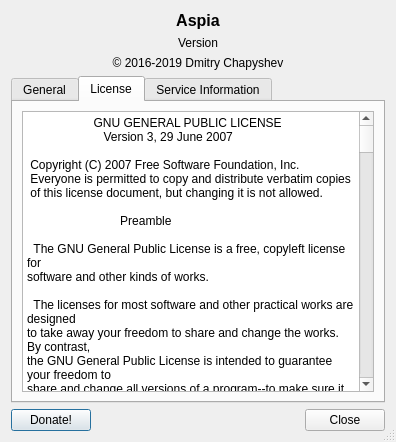
Above: source/common/ui/about_dialog.ui from dchapyshev/aspia before the change. Below: the same form after it.
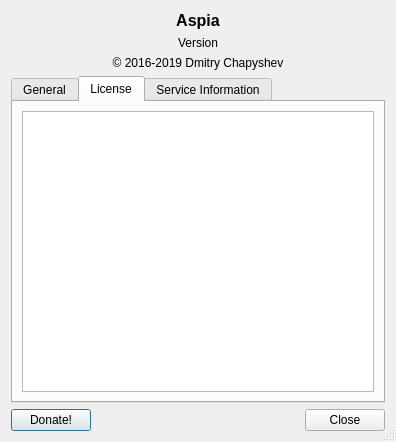
That is the form after the change. The open tabs and pages were chosen to show the change. Icons and pictures are not drawn.

Commit message: - License text moved to compressed resources.

```diff
--- a/source/common/ui/about_dialog.ui
+++ b/source/common/ui/about_dialog.ui
@@ -97,681 +97,7 @@
           <bool>true</bool>
          </property>
          <property name="plainText">
-          <string notr="true">                    GNU GENERAL PUBLIC LICENSE
-                       Version 3, 29 June 2007
-
- Copyright (C) 2007 Free Software Foundation, Inc. &lt;http://fsf.org/&gt;
- Everyone is permitted to copy and distribute verbatim copies
- of this license document, but changing it is not allowed.
-
-                            Preamble
-
-  The GNU General Public License is a free, copyleft license for
-software and other kinds of works.
-
-  The licenses for most software and other practical works are designed
-to take away your freedom to share and change the works.  By contrast,
-the GNU General Public License is intended to guarantee your freedom to
-share and change all versions of a program--to make sure it remains free
-software for all its users.  We, the Free Software Foundation, use the
-GNU General Public License for most of our software; it applies also to
-any other work released this way by its authors.  You can apply it to
-your programs, too.
-
-  When we speak of free software, we are referring to freedom, not
-price.  Our General Public Licenses are designed to make sure that you
-have the freedom to distribute copies of free software (and charge for
-them if you wish), that you receive source code or can get it if you
-want it, that you can change the software or use pieces of it in new
-free programs, and that you know you can do these things.
-
-  To protect your rights, we need to prevent others from denying you
-these rights or asking you to surrender the rights.  Therefore, you have
-certain responsibilities if you distribute copies of the software, or if
-you modify it: responsibilities to respect the freedom of others.
-
-  For example, if you distribute copies of such a program, whether
-gratis or for a fee, you must pass on to the recipients the same
-freedoms that you received.  You must make sure that they, too, receive
-or can get the source code.  And you must show them these terms so they
-know their rights.
-
-  Developers that use the GNU GPL protect your rights with two steps:
-(1) assert copyright on the software, and (2) offer you this License
-giving you legal permission to copy, distribute and/or modify it.
-
-  For the developers' and authors' protection, the GPL clearly explains
-that there is no warranty for this free software.  For both users' and
-authors' sake, the GPL requires that modified versions be marked as
-changed, so that their problems will not be attributed erroneously to
-authors of previous versions.
-
-  Some devices are designed to deny users access to install or run
-modified versions of the software inside them, although the manufacturer
-can do so.  This is fundamentally incompatible with the aim of
-protecting users' freedom to change the software.  The systematic
-pattern of such abuse occurs in the area of products for individuals to
-use, which is precisely where it is most unacceptable.  Therefore, we
-have designed this version of the GPL to prohibit the practice for those
-products.  If such problems arise substantially in other domains, we
-stand ready to extend this provision to those domains in future versions
-of the GPL, as needed to protect the freedom of users.
-
-  Finally, every program is threatened constantly by software patents.
-States should not allow patents to restrict development and use of
-software on general-purpose computers, but in those that do, we wish to
-avoid the special danger that patents applied to a free program could
-make it effectively proprietary.  To prevent this, the GPL assures that
-patents cannot be used to render the program non-free.
-
-  The precise terms and conditions for copying, distribution and
-modification follow.
-
-                       TERMS AND CONDITIONS
-
-  0. Definitions.
-
-  &quot;This License&quot; refers to version 3 of the GNU General Public License.
-
-  &quot;Copyright&quot; also means copyright-like laws that apply to other kinds of
-works, such as semiconductor masks.
-
-  &quot;The Program&quot; refers to any copyrightable work licensed under this
-License.  Each licensee is addressed as &quot;you&quot;.  &quot;Licensees&quot; and
-&quot;recipients&quot; may be individuals or organizations.
-
-  To &quot;modify&quot; a work means to copy from or adapt all or part of the work
-in a fashion requiring copyright permission, other than the making of an
-exact copy.  The resulting work is called a &quot;modified version&quot; of the
-earlier work or a work &quot;based on&quot; the earlier work.
-
-  A &quot;covered work&quot; means either the unmodified Program or a work based
-on the Program.
-
-  To &quot;propagate&quot; a work means to do anything with it that, without
-permission, would make you directly or secondarily liable for
-infringement under applicable copyright law, except executing it on a
-computer or modifying a private copy.  Propagation includes copying,
-distribution (with or without modification), making available to the
-public, and in some countries other activities as well.
-
-  To &quot;convey&quot; a work means any kind of propagation that enables other
-parties to make or receive copies.  Mere interaction with a user through
-a computer network, with no transfer of a copy, is not conveying.
-
-  An interactive user interface displays &quot;Appropriate Legal Notices&quot;
-to the extent that it includes a convenient and prominently visible
-feature that (1) displays an appropriate copyright notice, and (2)
-tells the user that there is no warranty for the work (except to the
-extent that warranties are provided), that licensees may convey the
-work under this License, and how to view a copy of this License.  If
-the interface presents a list of user commands or options, such as a
-menu, a prominent item in the list meets this criterion.
-
-  1. Source Code.
-
-  The &quot;source code&quot; for a work means the preferred form of the work
-for making modifications to it.  &quot;Object code&quot; means any non-source
-form of a work.
-
-  A &quot;Standard Interface&quot; means an interface that either is an official
-standard defined by a recognized standards body, or, in the case of
-interfaces specified for a particular programming language, one that
-is widely used among developers working in that language.
-
-  The &quot;System Libraries&quot; of an executable work include anything, other
-than the work as a whole, that (a) is included in the normal form of
-packaging a Major Component, but which is not part of that Major
-Component, and (b) serves only to enable use of the work with that
-Major Component, or to implement a Standard Interface for which an
-implementation is available to the public in source code form.  A
-&quot;Major Component&quot;, in this context, means a major essential component
-(kernel, window system, and so on) of the specific operating system
-(if any) on which the executable work runs, or a compiler used to
-produce the work, or an object code interpreter used to run it.
-
-  The &quot;Corresponding Source&quot; for a work in object code form means all
-the source code needed to generate, install, and (for an executable
-work) run the object code and to modify the work, including scripts to
-control those activities.  However, it does not include the work's
-System Libraries, or general-purpose tools or generally available free
-programs which are used unmodified in performing those activities but
-which are not part of the work.  For example, Corresponding Source
-includes interface definition files associated with source files for
-the work, and the source code for shared libraries and dynamically
-linked subprograms that the work is specifically designed to require,
-such as by intimate data communication or control flow between those
-subprograms and other parts of the work.
-
-  The Corresponding Source need not include anything that users
-can regenerate automatically from other parts of the Corresponding
-Source.
-
-  The Corresponding Source for a work in source code form is that
-same work.
-
-  2. Basic Permissions.
-
-  All rights granted under this License are granted for the term of
-copyright on the Program, and are irrevocable provided the stated
-conditions are met.  This License explicitly affirms your unlimited
-permission to run the unmodified Program.  The output from running a
-covered work is covered by this License only if the output, given its
-content, constitutes a covered work.  This License acknowledges your
-rights of fair use or other equivalent, as provided by copyright law.
-
-  You may make, run and propagate covered works that you do not
-convey, without conditions so long as your license otherwise remains
-in force.  You may convey covered works to others for the sole purpose
-of having them make modifications exclusively for you, or provide you
-with facilities for running those works, provided that you comply with
-the terms of this License in conveying all material for which you do
-not control copyright.  Those thus making or running the covered works
-for you must do so exclusively on your behalf, under your direction
-and control, on terms that prohibit them from making any copies of
-your copyrighted material outside their relationship with you.
-
-  Conveying under any other circumstances is permitted solely under
-the conditions stated below.  Sublicensing is not allowed; section 10
-makes it unnecessary.
-
-  3. Protecting Users' Legal Rights From Anti-Circumvention Law.
-
-  No covered work shall be deemed part of an effective technological
-measure under any applicable law fulfilling obligations under article
-11 of the WIPO copyright treaty adopted on 20 December 1996, or
-similar laws prohibiting or restricting circumvention of such
-measures.
-
-  When you convey a covered work, you waive any legal power to forbid
-circumvention of technological measures to the extent such circumvention
-is effected by exercising rights under this License with respect to
-the covered work, and you disclaim any intention to limit operation or
-modification of the work as a means of enforcing, against the work's
-users, your or third parties' legal rights to forbid circumvention of
-technological measures.
-
-  4. Conveying Verbatim Copies.
-
-  You may convey verbatim copies of the Program's source code as you
-receive it, in any medium, provided that you conspicuously and
-appropriately publish on each copy an appropriate copyright notice;
-keep intact all notices stating that this License and any
-non-permissive terms added in accord with section 7 apply to the code;
-keep intact all notices of the absence of any warranty; and give all
-recipients a copy of this License along with the Program.
-
-  You may charge any price or no price for each copy that you convey,
-and you may offer support or warranty protection for a fee.
-
-  5. Conveying Modified Source Versions.
-
-  You may convey a work based on the Program, or the modifications to
-produce it from the Program, in the form of source code under the
-terms of section 4, provided that you also meet all of these conditions:
-
-    a) The work must carry prominent notices stating that you modified
-    it, and giving a relevant date.
-
-    b) The work must carry prominent notices stating that it is
-    released under this License and any conditions added under section
-    7.  This requirement modifies the requirement in section 4 to
-    &quot;keep intact all notices&quot;.
-
-    c) You must license the entire work, as a whole, under this
-    License to anyone who comes into possession of a copy.  This
-    License will therefore apply, along with any applicable section 7
-    additional terms, to the whole of the work, and all its parts,
-    regardless of how they are packaged.  This License gives no
-    permission to license the work in any other way, but it does not
-    invalidate such permission if you have separately received it.
-
-    d) If the work has interactive user interfaces, each must display
-    Appropriate Legal Notices; however, if the Program has interactive
-    interfaces that do not display Appropriate Legal Notices, your
-    work need not make them do so.
-
-  A compilation of a covered work with other separate and independent
-works, which are not by their nature extensions of the covered work,
-and which are not combined with it such as to form a larger program,
-in or on a volume of a storage or distribution medium, is called an
-&quot;aggregate&quot; if the compilation and its resulting copyright are not
-used to limit the access or legal rights of the compilation's users
-beyond what the individual works permit.  Inclusion of a covered work
-in an aggregate does not cause this License to apply to the other
-parts of the aggregate.
-
-  6. Conveying Non-Source Forms.
-
-  You may convey a covered work in object code form under the terms
-of sections 4 and 5, provided that you also convey the
-machine-readable Corresponding Source under the terms of this License,
-in one of these ways:
-
-    a) Convey the object code in, or embodied in, a physical product
-    (including a physical distribution medium), accompanied by the
-    Corresponding Source fixed on a durable physical medium
-    customarily used for software interchange.
-
-    b) Convey the object code in, or embodied in, a physical product
-    (including a physical distribution medium), accompanied by a
-    written offer, valid for at least three years and valid for as
-    long as you offer spare parts or customer support for that product
-    model, to give anyone who possesses the object code either (1) a
-    copy of the Corresponding Source for all the software in the
-    product that is covered by this License, on a durable physical
-    medium customarily used for software interchange, for a price no
-    more than your reasonable cost of physically performing this
-    conveying of source, or (2) access to copy the
-    Corresponding Source from a network server at no charge.
-
-    c) Convey individual copies of the object code with a copy of the
-    written offer to provide the Corresponding Source.  This
-    alternative is allowed only occasionally and noncommercially, and
-    only if you received the object code with such an offer, in accord
-    with subsection 6b.
-
-    d) Convey the object code by offering access from a designated
-    place (gratis or for a charge), and offer equivalent access to the
-    Corresponding Source in the same way through the same place at no
-    further charge.  You need not require recipients to copy the
-    Corresponding Source along with the object code.  If the place to
-    copy the object code is a network server, the Corresponding Source
-    may be on a different server (operated by you or a third party)
-    that supports equivalent copying facilities, provided you maintain
-    clear directions next to the object code saying where to find the
-    Corresponding Source.  Regardless of what server hosts the
-    Corresponding Source, you remain obligated to ensure that it is
-    available for as long as needed to satisfy these requirements.
-
-    e) Convey the object code using peer-to-peer transmission, provided
-    you inform other peers where the object code and Corresponding
-    Source of the work are being offered to the general public at no
-    charge under subsection 6d.
-
-  A separable portion of the object code, whose source code is excluded
-from the Corresponding Source as a System Library, need not be
-included in conveying the object code work.
-
-  A &quot;User Product&quot; is either (1) a &quot;consumer product&quot;, which means any
-tangible personal property which is normally used for personal, family,
-or household purposes, or (2) anything designed or sold for incorporation
-into a dwelling.  In determining whether a product is a consumer product,
-doubtful cases shall be resolved in favor of coverage.  For a particular
-product received by a particular user, &quot;normally used&quot; refers to a
-typical or common use of that class of product, regardless of the status
-of the particular user or of the way in which the particular user
-actually uses, or expects or is expected to use, the product.  A product
-is a consumer product regardless of whether the product has substantial
-commercial, industrial or non-consumer uses, unless such uses represent
-the only significant mode of use of the product.
-
-  &quot;Installation Information&quot; for a User Product means any methods,
-procedures, authorization keys, or other information required to install
-and execute modified versions of a covered work in that User Product from
-a modified version of its Corresponding Source.  The information must
-suffice to ensure that the continued functioning of the modified object
-code is in no case prevented or interfered with solely because
-modification has been made.
-
-  If you convey an object code work under this section in, or with, or
-specifically for use in, a User Product, and the conveying occurs as
-part of a transaction in which the right of possession and use of the
-User Product is transferred to the recipient in perpetuity or for a
-fixed term (regardless of how the transaction is characterized), the
-Corresponding Source conveyed under this section must be accompanied
-by the Installation Information.  But this requirement does not apply
-if neither you nor any third party retains the ability to install
-modified object code on the User Product (for example, the work has
-been installed in ROM).
-
-  The requirement to provide Installation Information does not include a
-requirement to continue to provide support service, warranty, or updates
-for a work that has been modified or installed by the recipient, or for
-the User Product in which it has been modified or installed.  Access to a
-network may be denied when the modification itself materially and
-adversely affects the operation of the network or violates the rules and
-protocols for communication across the network.
-
-  Corresponding Source conveyed, and Installation Information provided,
-in accord with this section must be in a format that is publicly
-documented (and with an implementation available to the public in
-source code form), and must require no special password or key for
-unpacking, reading or copying.
-
-  7. Additional Terms.
-
-  &quot;Additional permissions&quot; are terms that supplement the terms of this
-License by making exceptions from one or more of its conditions.
-Additional permissions that are applicable to the entire Program shall
-be treated as though they were included in this License, to the extent
-that they are valid under applicable law.  If additional permissions
-apply only to part of the Program, that part may be used separately
-under those permissions, but the entire Program remains governed by
-this License without regard to the additional permissions.
-
-  When you convey a copy of a covered work, you may at your option
-remove any additional permissions from that copy, or from any part of
-it.  (Additional permissions may be written to require their own
-removal in certain cases when you modify the work.)  You may place
-additional permissions on material, added by you to a covered work,
-for which you have or can give appropriate copyright permission.
-
-  Notwithstanding any other provision of this License, for material you
-add to a covered work, you may (if authorized by the copyright holders of
-that material) supplement the terms of this License with terms:
-
-    a) Disclaiming warranty or limiting liability differently from the
-    terms of sections 15 and 16 of this License; or
-
-    b) Requiring preservation of specified reasonable legal notices or
-    author attributions in that material or in the Appropriate Legal
-    Notices displayed by works containing it; or
-
-    c) Prohibiting misrepresentation of the origin of that material, or
-    requiring that modified versions of such material be marked in
-    reasonable ways as different from the original version; or
-
-    d) Limiting the use for publicity purposes of names of licensors or
-    authors of the material; or
-
-    e) Declining to grant rights under trademark law for use of some
-    trade names, trademarks, or service marks; or
-
-    f) Requiring indemnification of licensors and authors of that
-    material by anyone who conveys the material (or modified versions of
-    it) with contractual assumptions of liability to the recipient, for
-    any liability that these contractual assumptions directly impose on
-    those licensors and authors.
-
-  All other non-permissive additional terms are considered &quot;further
-restrictions&quot; within the meaning of section 10.  If the Program as you
-received it, or any part of it, contains a notice stating that it is
-governed by this License along with a term that is a further
-restriction, you may remove that term.  If a license document contains
-a further restriction but permits relicensing or conveying under this
-License, you may add to a covered work material governed by the terms
-of that license document, provided that the further restriction does
-not survive such relicensing or conveying.
-
-  If you add terms to a covered work in accord with this section, you
-must place, in the relevant source files, a statement of the
-additional terms that apply to those files, or a notice indicating
-where to find the applicable terms.
-
-  Additional terms, permissive or non-permissive, may be stated in the
-form of a separately written license, or stated as exceptions;
-the above requirements apply either way.
-
-  8. Termination.
-
-  You may not propagate or modify a covered work except as expressly
-provided under this License.  Any attempt otherwise to propagate or
-modify it is void, and will automatically terminate your rights under
-this License (including any patent licenses granted under the third
-paragraph of section 11).
-
-  However, if you cease all violation of this License, then your
-license from a particular copyright holder is reinstated (a)
-provisionally, unless and until the copyright holder explicitly and
-finally terminates your license, and (b) permanently, if the copyright
-holder fails to notify you of the violation by some reasonable means
-prior to 60 days after the cessation.
-
-  Moreover, your license from a particular copyright holder is
-reinstated permanently if the copyright holder notifies you of the
-violation by some reasonable means, this is the first time you have
-received notice of violation of this License (for any work) from that
-copyright holder, and you cure the violation prior to 30 days after
-your receipt of the notice.
-
-  Termination of your rights under this section does not terminate the
-licenses of parties who have received copies or rights from you under
-this License.  If your rights have been terminated and not permanently
-reinstated, you do not qualify to receive new licenses for the same
-material under section 10.
-
-  9. Acceptance Not Required for Having Copies.
-
-  You are not required to accept this License in order to receive or
-run a copy of the Program.  Ancillary propagation of a covered work
-occurring solely as a consequence of using peer-to-peer transmission
-to receive a copy likewise does not require acceptance.  However,
-nothing other than this License grants you permission to propagate or
-modify any covered work.  These actions infringe copyright if you do
-not accept this License.  Therefore, by modifying or propagating a
-covered work, you indicate your acceptance of this License to do so.
-
-  10. Automatic Licensing of Downstream Recipients.
-
-  Each time you convey a covered work, the recipient automatically
-receives a license from the original licensors, to run, modify and
-propagate that work, subject to this License.  You are not responsible
-for enforcing compliance by third parties with this License.
-
-  An &quot;entity transaction&quot; is a transaction transferring control of an
-organization, or substantially all assets of one, or subdividing an
-organization, or merging organizations.  If propagation of a covered
-work results from an entity transaction, each party to that
-transaction who receives a copy of the work also receives whatever
-licenses to the work the party's predecessor in interest had or could
-give under the previous paragraph, plus a right to possession of the
-Corresponding Source of the work from the predecessor in interest, if
-the predecessor has it or can get it with reasonable efforts.
-
-  You may not impose any further restrictions on the exercise of the
-rights granted or affirmed under this License.  For example, you may
-not impose a license fee, royalty, or other charge for exercise of
-rights granted under this License, and you may not initiate litigation
-(including a cross-claim or counterclaim in a lawsuit) alleging that
-any patent claim is infringed by making, using, selling, offering for
-sale, or importing the Program or any portion of it.
-
-  11. Patents.
-
-  A &quot;contributor&quot; is a copyright holder who authorizes use under this
-License of the Program or a work on which the Program is based.  The
-work thus licensed is called the contributor's &quot;contributor version&quot;.
-
-  A contributor's &quot;essential patent claims&quot; are all patent claims
-owned or controlled by the contributor, whether already acquired or
-hereafter acquired, that would be infringed by some manner, permitted
-by this License, of making, using, or selling its contributor version,
-but do not include claims that would be infringed only as a
-consequence of further modification of the contributor version.  For
-purposes of this definition, &quot;control&quot; includes the right to grant
-patent sublicenses in a manner consistent with the requirements of
-this License.
-
-  Each contributor grants you a non-exclusive, worldwide, royalty-free
-patent license under the contributor's essential patent claims, to
-make, use, sell, offer for sale, import and otherwise run, modify and
-propagate the contents of its contributor version.
-
-  In the following three paragraphs, a &quot;patent license&quot; is any express
-agreement or commitment, however denominated, not to enforce a patent
-(such as an express permission to practice a patent or covenant not to
-sue for patent infringement).  To &quot;grant&quot; such a patent license to a
-party means to make such an agreement or commitment not to enforce a
-patent against the party.
-
-  If you convey a covered work, knowingly relying on a patent license,
-and the Corresponding Source of the work is not available for anyone
-to copy, free of charge and under the terms of this License, through a
-publicly available network server or other readily accessible means,
-then you must either (1) cause the Corresponding Source to be so
-available, or (2) arrange to deprive yourself of the benefit of the
-patent license for this particular work, or (3) arrange, in a manner
-consistent with the requirements of this License, to extend the patent
-license to downstream recipients.  &quot;Knowingly relying&quot; means you have
-actual knowledge that, but for the patent license, your conveying the
-covered work in a country, or your recipient's use of the covered work
-in a country, would infringe one or more identifiable patents in that
-country that you have reason to believe are valid.
-
-  If, pursuant to or in connection with a single transaction or
-arrangement, you convey, or propagate by procuring conveyance of, a
-covered work, and grant a patent license to some of the parties
-receiving the covered work authorizing them to use, propagate, modify
-or convey a specific copy of the covered work, then the patent license
-you grant is automatically extended to all recipients of the covered
-work and works based on it.
-
-  A patent license is &quot;discriminatory&quot; if it does not include within
-the scope of its coverage, prohibits the exercise of, or is
-conditioned on the non-exercise of one or more of the rights that are
-specifically granted under this License.  You may not convey a covered
-work if you are a party to an arrangement with a third party that is
-in the business of distributing software, under which you make payment
-to the third party based on the extent of your activity of conveying
-the work, and under which the third party grants, to any of the
-parties who would receive the covered work from you, a discriminatory
-patent license (a) in connection with copies of the covered work
-conveyed by you (or copies made from those copies), or (b) primarily
-for and in connection with specific products or compilations that
-contain the covered work, unless you entered into that arrangement,
-or that patent license was granted, prior to 28 March 2007.
-
-  Nothing in this License shall be construed as excluding or limiting
-any implied license or other defenses to infringement that may
-otherwise be available to you under applicable patent law.
-
-  12. No Surrender of Others' Freedom.
-
-  If conditions are imposed on you (whether by court order, agreement or
-otherwise) that contradict the conditions of this License, they do not
-excuse you from the conditions of this License.  If you cannot convey a
-covered work so as to satisfy simultaneously your obligations under this
-License and any other pertinent obligations, then as a consequence you may
-not convey it at all.  For example, if you agree to terms that obligate you
-to collect a royalty for further conveying from those to whom you convey
-the Program, the only way you could satisfy both those terms and this
-License would be to refrain entirely from conveying the Program.
-
-  13. Use with the GNU Affero General Public License.
-
-  Notwithstanding any other provision of this License, you have
-permission to link or combine any covered work with a work licensed
-under version 3 of the GNU Affero General Public License into a single
-combined work, and to convey the resulting work.  The terms of this
-License will continue to apply to the part which is the covered work,
-but the special requirements of the GNU Affero General Public License,
-section 13, concerning interaction through a network will apply to the
-combination as such.
-
-  14. Revised Versions of this License.
-
-  The Free Software Foundation may publish revised and/or new versions of
-the GNU General Public License from time to time.  Such new versions will
-be similar in spirit to the present version, but may differ in detail to
-address new problems or concerns.
-
-  Each version is given a distinguishing version number.  If the
-Program specifies that a certain numbered version of the GNU General
-Public License &quot;or any later version&quot; applies to it, you have the
-option of following the terms and conditions either of that numbered
-version or of any later version published by the Free Software
-Foundation.  If the Program does not specify a version number of the
-GNU General Public License, you may choose any version ever published
-by the Free Software Foundation.
-
-  If the Program specifies that a proxy can decide which future
-versions of the GNU General Public License can be used, that proxy's
-public statement of acceptance of a version permanently authorizes you
-to choose that version for the Program.
-
-  Later license versions may give you additional or different
-permissions.  However, no additional obligations are imposed on any
-author or copyright holder as a result of your choosing to follow a
-later version.
-
-  15. Disclaimer of Warranty.
-
-  THERE IS NO WARRANTY FOR THE PROGRAM, TO THE EXTENT PERMITTED BY
-APPLICABLE LAW.  EXCEPT WHEN OTHERWISE STATED IN WRITING THE COPYRIGHT
-HOLDERS AND/OR OTHER PARTIES PROVIDE THE PROGRAM &quot;AS IS&quot; WITHOUT WARRANTY
-OF ANY KIND, EITHER EXPRESSED OR IMPLIED, INCLUDING, BUT NOT LIMITED TO,
-THE IMPLIED WARRANTIES OF MERCHANTABILITY AND FITNESS FOR A PARTICULAR
-PURPOSE.  THE ENTIRE RISK AS TO THE QUALITY AND PERFORMANCE OF THE PROGRAM
-IS WITH YOU.  SHOULD THE PROGRAM PROVE DEFECTIVE, YOU ASSUME THE COST OF
-ALL NECESSARY SERVICING, REPAIR OR CORRECTION.
-
-  16. Limitation of Liability.
-
-  IN NO EVENT UNLESS REQUIRED BY APPLICABLE LAW OR AGREED TO IN WRITING
-WILL ANY COPYRIGHT HOLDER, OR ANY OTHER PARTY WHO MODIFIES AND/OR CONVEYS
-THE PROGRAM AS PERMITTED ABOVE, BE LIABLE TO YOU FOR DAMAGES, INCLUDING ANY
-GENERAL, SPECIAL, INCIDENTAL OR CONSEQUENTIAL DAMAGES ARISING OUT OF THE
-USE OR INABILITY TO USE THE PROGRAM (INCLUDING BUT NOT LIMITED TO LOSS OF
-DATA OR DATA BEING RENDERED INACCURATE OR LOSSES SUSTAINED BY YOU OR THIRD
-PARTIES OR A FAILURE OF THE PROGRAM TO OPERATE WITH ANY OTHER PROGRAMS),
-EVEN IF SUCH HOLDER OR OTHER PARTY HAS BEEN ADVISED OF THE POSSIBILITY OF
-SUCH DAMAGES.
-
-  17. Interpretation of Sections 15 and 16.
-
-  If the disclaimer of warranty and limitation of liability provided
-above cannot be given local legal effect according to their terms,
-reviewing courts shall apply local law that most closely approximates
-an absolute waiver of all civil liability in connection with the
-Program, unless a warranty or assumption of liability accompanies a
-copy of the Program in return for a fee.
-
-                     END OF TERMS AND CONDITIONS
-
-            How to Apply These Terms to Your New Programs
-
-  If you develop a new program, and you want it to be of the greatest
-possible use to the public, the best way to achieve this is to make it
-free software which everyone can redistribute and change under these terms.
-
-  To do so, attach the following notices to the program.  It is safest
-to attach them to the start of each source file to most effectively
-state the exclusion of warranty; and each file should have at least
-the &quot;copyright&quot; line and a pointer to where the full notice is found.
-
-    &lt;one line to give the program's name and a brief idea of what it does.&gt;
-    Copyright (C) &lt;year&gt;  &lt;name of author&gt;
-
-    This program is free software: you can redistribute it and/or modify
-    it under the terms of the GNU General Public License as published by
-    the Free Software Foundation, either version 3 of the License, or
-    (at your option) any later version.
-
-    This program is distributed in the hope that it will be useful,
-    but WITHOUT ANY WARRANTY; without even the implied warranty of
-    MERCHANTABILITY or FITNESS FOR A PARTICULAR PURPOSE.  See the
-    GNU General Public License for more details.
-
-    You should have received a copy of the GNU General Public License
-    along with this program.  If not, see &lt;http://www.gnu.org/licenses/&gt;.
-
-Also add information on how to contact you by electronic and paper mail.
-
-  If the program does terminal interaction, make it output a short
-notice like this when it starts in an interactive mode:
-
-    &lt;program&gt;  Copyright (C) &lt;year&gt;  &lt;name of author&gt;
-    This program comes with ABSOLUTELY NO WARRANTY; for details type `show w'.
-    This is free software, and you are welcome to redistribute it
-    under certain conditions; type `show c' for details.
-
-The hypothetical commands `show w' and `show c' should show the appropriate
-parts of the General Public License.  Of course, your program's commands
-might be different; for a GUI interface, you would use an &quot;about box&quot;.
-
-  You should also get your employer (if you work as a programmer) or school,
-if any, to sign a &quot;copyright disclaimer&quot; for the program, if necessary.
-For more information on this, and how to apply and follow the GNU GPL, see
-&lt;http://www.gnu.org/licenses/&gt;.
-
-  The GNU General Public License does not permit incorporating your program
-into proprietary programs.  If your program is a subroutine library, you
-may consider it more useful to permit linking proprietary applications with
-the library.  If this is what you want to do, use the GNU Lesser General
-Public License instead of this License.  But first, please read
-&lt;http://www.gnu.org/philosophy/why-not-lgpl.html&gt;.
-</string>
+          <string notr="true"/>
          </property>
         </widget>
        </item>
```
The commit also changes 8 other files.
